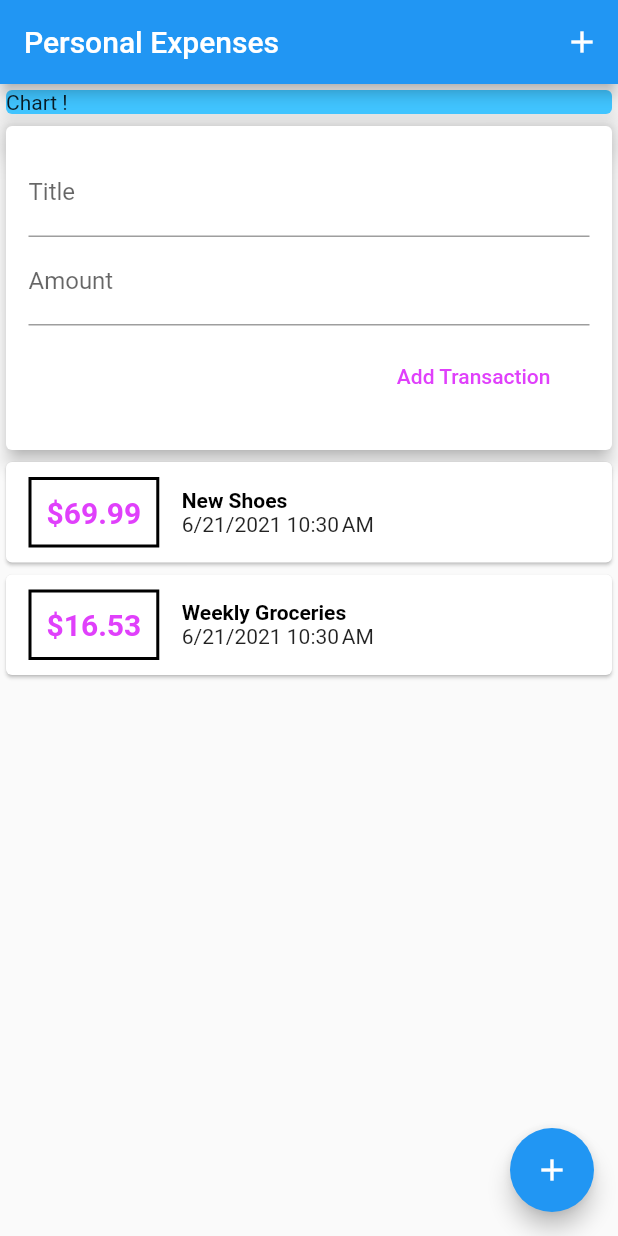
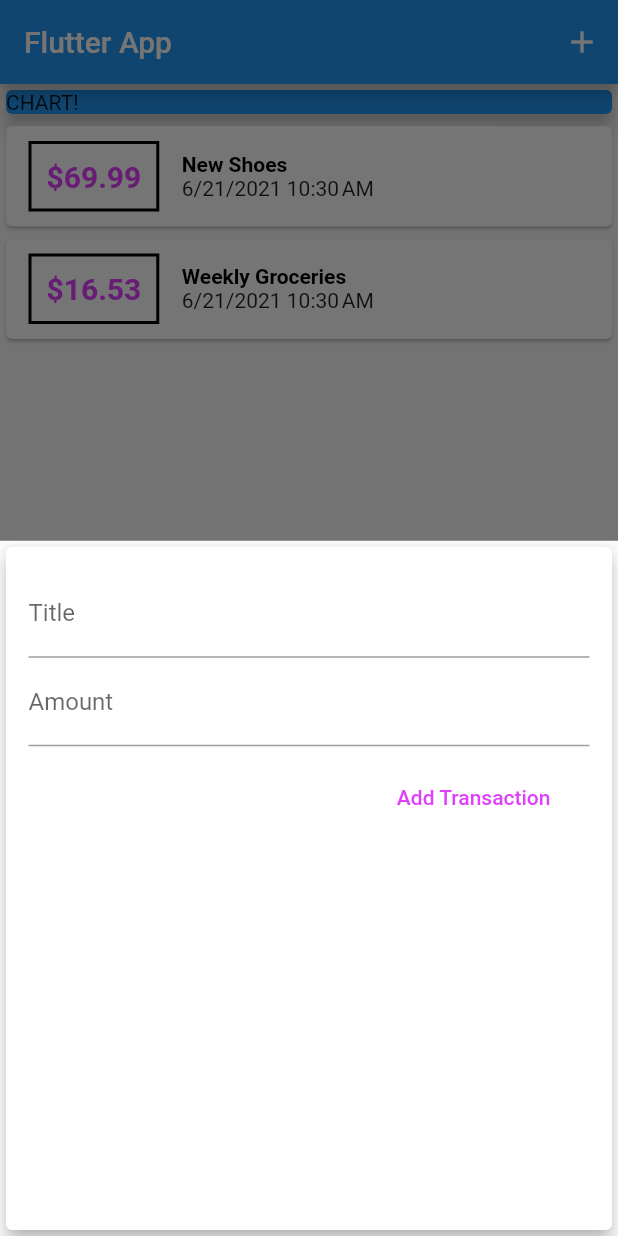
Before and after one commit to rahmanonik18/F_MPOPersonalExpense, a Flutter app: the screen it shows after launch, after a tap on the "add" icon, on a phone screen of 412 x 824 dp. Run offline on Flutter 3.47's test engine with Material 2 defaults, Android fonts, the phone set to English and light mode, and no system bars.

Commit message:
Update Transactions Button event

```diff
--- a/lib/main.dart
+++ b/lib/main.dart
@@ -1,52 +1,103 @@
-import 'package:flutter/cupertino.dart';
 import 'package:flutter/material.dart';
-import './widgets/user_transactions.dart';
 
+import './widgets/new_transactions.dart';
+import './widgets/transaction_list.dart';
+import './model/transaction.dart';
 
-main() {
-  runApp(MyApp());
-}
-
-String titleInput;
-String amountInput;
+void main() => runApp(MyApp());
 
 class MyApp extends StatelessWidget {
   @override
   Widget build(BuildContext context) {
     return MaterialApp(
-      debugShowCheckedModeBanner: false,
-      home: Scaffold(
+      title: 'Mpo Personal Expense',
+      home: MyHomePage(),
+    );
+  }
+}
+class MyHomePage extends StatefulWidget {
+  // String titleInput;
+  // String amountInput;
+  @override
+  _MyHomePageState createState() => _MyHomePageState();
+}
+
+class _MyHomePageState extends State<MyHomePage> {
+  final List<Transaction> _userTransactions = [
+    Transaction(
+      id: 't1',
+      title: 'New Shoes',
+      amount: 69.99,
+      date: DateTime.now(),
+    ),
+    Transaction(
+      id: 't2',
+      title: 'Weekly Groceries',
+      amount: 16.53,
+      date: DateTime.now(),
+    ),
+  ];
+
+  void _addNewTransaction(String txTitle, double txAmount) {
+
+    final newTx = Transaction(
+      title: txTitle,
+      amount: txAmount,
+      date: DateTime.now(),
+      id: DateTime.now().toString(),
+    );
+
+    setState(() {
+      _userTransactions.add(newTx);
+    });
+  }
+
+  void _startAddNewTransaction(BuildContext ctx) {
+    showModalBottomSheet(
+      context: ctx,
+      builder: (_) {
+        return GestureDetector(
+          onTap: () {},
+          child: NewTransaction(_addNewTransaction),
+          behavior: HitTestBehavior.opaque,
+        );
+      },
+    );
+  }
+
+  @override
+  Widget build(BuildContext context) {
+    return Scaffold(
       appBar: AppBar(
-          title: Text('Personal Expenses'),
+        title: Text('Flutter App'),
         actions: <Widget>[
           IconButton(
-                onPressed: (){},
-                icon: Icon(Icons.add)
-            )
+            icon: Icon(Icons.add),
+            onPressed: () => _startAddNewTransaction(context),
+          ),
         ],
       ),
       body: SingleChildScrollView(
         child: Column(
-            mainAxisAlignment: MainAxisAlignment.start,
-            children:<Widget> [
+          // mainAxisAlignment: MainAxisAlignment.start,
+          crossAxisAlignment: CrossAxisAlignment.stretch,
+          children: <Widget>[
             Container(
               width: double.infinity,
               child: Card(
-                    color: Colors.lightBlueAccent,
-                    child: Text("Chart !"),
-                    elevation: 10,
+                color: Colors.blue,
+                child: Text('CHART!'),
+                elevation: 5,
               ),
-              )  ,
-              UserTransactions(),
+            ),
+            TransactionList(_userTransactions),
           ],
         ),
       ),
+      floatingActionButtonLocation: FloatingActionButtonLocation.centerFloat,
       floatingActionButton: FloatingActionButton(
         child: Icon(Icons.add),
-            onPressed: (){
-            },
-
-          )
+        onPressed: () => _startAddNewTransaction(context),
       ),
     );
   }
--- a/lib/widgets/new_transactions.dart
+++ b/lib/widgets/new_transactions.dart
@@ -2,6 +2,7 @@ import 'package:flutter/material.dart';
 import 'package:flutter/services.dart';
 
 class NewTransaction extends StatelessWidget {
+
   final Function addTx;
   final titleController = TextEditingController();
   final amountController = TextEditingController();
@@ -12,14 +13,11 @@ class NewTransaction extends StatelessWidget {
 
     final enteredtitle = titleController.text;
     final enteredamount = double.parse(amountController.text);
-
     if (enteredtitle.isEmpty || enteredamount <0) {
       return;
     }
-
     addTx(enteredtitle, enteredamount);
   }
-
   @override
   Widget build(BuildContext context) {
     return Card(
--- a/lib/widgets/user_transactions.dart
+++ /dev/null
@@ -1,53 +0,0 @@
-import 'package:flutter/material.dart';
-import './new_transactions.dart';
-import './transaction_list.dart';
-import '../model/transaction.dart';
-
-class UserTransactions extends StatefulWidget {
-  @override
-  _UserTransactionsState createState() => _UserTransactionsState();
-}
-
-class _UserTransactionsState extends State<UserTransactions> {
-
-  final List<Transaction> _userTransactions = [
-    Transaction(
-      id: 't1',
-      title: 'New Shoes',
-      amount: 69.99,
-      date: DateTime.now(),
-    ),
-    Transaction(
-      id: 't2',
-      title: 'Weekly Groceries',
-      amount: 16.53,
-      date: DateTime.now(),
-    ),
-  ];
-
-  void _addNewTransaction(String txTitle, double txAmount) {
-
-    final newTx = Transaction(
-      title: txTitle,
-      amount: txAmount,
-      date: DateTime.now(),
-      id: DateTime.now().toString(),
-    );
-
-    setState(() {
-      _userTransactions.add(newTx);
-    });
-
-
-  }
-
-  @override
-  Widget build(BuildContext context) {
-    return Column(
-      children: <Widget>[
-        NewTransaction(_addNewTransaction),
-        TransactionList(_userTransactions),
-      ],
-    );
-  }
-}
```
Lines whose indentation alone changed are shown as unchanged.
